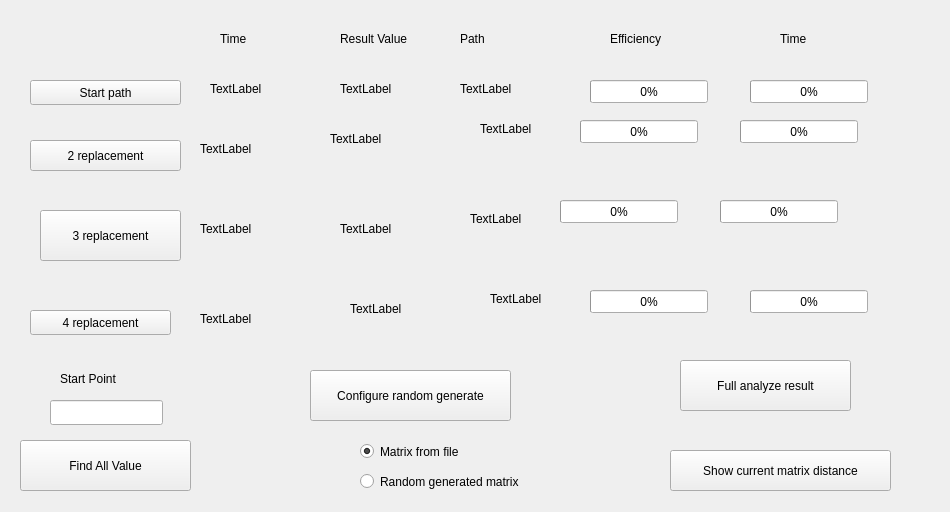
Qt form TSP/tspresult.ui (TonyEastwood/TSP_Local_method_c_plus_plus) before a commit.
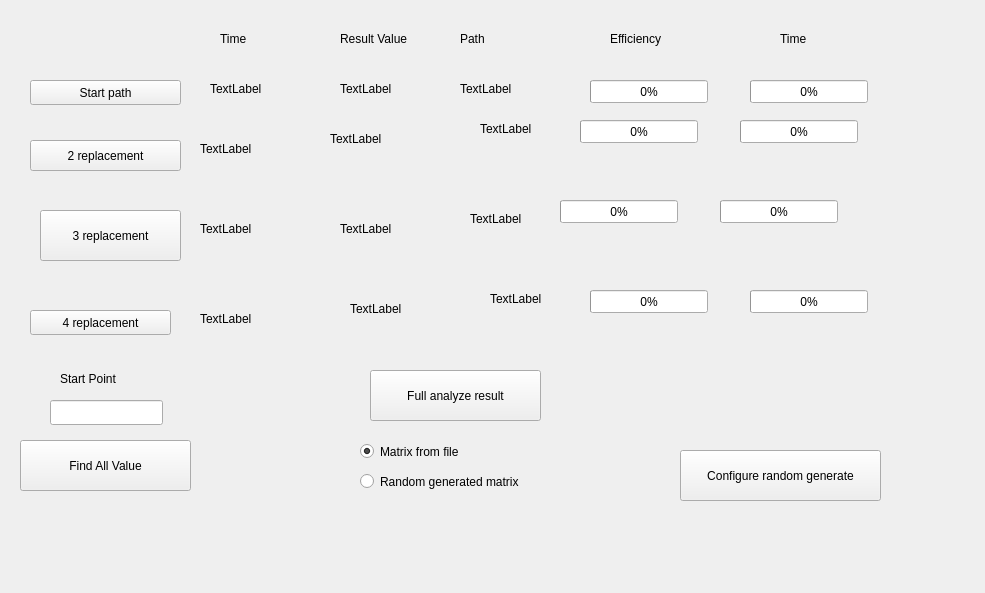
The same form after that commit.

```diff
--- a/TSP/tspresult.ui
+++ b/TSP/tspresult.ui
@@ -6,8 +6,8 @@
    <rect>
     <x>0</x>
     <y>0</y>
-    <width>950</width>
-    <height>512</height>
+    <width>985</width>
+    <height>593</height>
    </rect>
   </property>
   <property name="windowTitle">
@@ -737,8 +737,8 @@
   <widget class="QPushButton" name="buttAnalyze">
    <property name="geometry">
     <rect>
-     <x>680</x>
-     <y>360</y>
+     <x>370</x>
+     <y>370</y>
      <width>171</width>
      <height>51</height>
     </rect>
@@ -747,24 +747,11 @@
     <string>Full analyze result</string>
    </property>
   </widget>
-  <widget class="QPushButton" name="buttShowMatrixTable">
-   <property name="geometry">
-    <rect>
-     <x>670</x>
-     <y>450</y>
-     <width>221</width>
-     <height>41</height>
-    </rect>
-   </property>
-   <property name="text">
-    <string>Show current matrix distance</string>
-   </property>
-  </widget>
   <widget class="QPushButton" name="buttRandomGenerate">
    <property name="geometry">
     <rect>
-     <x>310</x>
-     <y>370</y>
+     <x>680</x>
+     <y>450</y>
      <width>201</width>
      <height>51</height>
     </rect>
```
